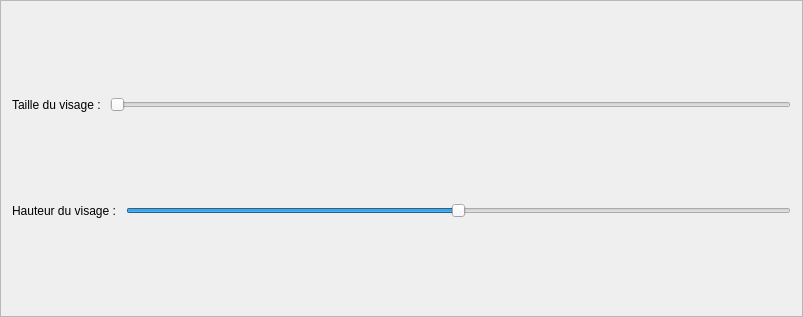
Old version of the form conceptionplanche.ui in the repository clement-roblot/generateur-de-photo-identite.
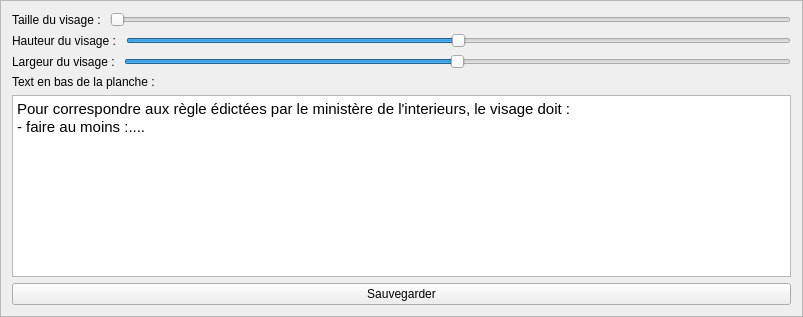
New version of the form.

Commit message: Avancement dans la conception de la fenetre de mise en page des plaquettes.

The edit to the form file:
```diff
--- a/conceptionplanche.ui
+++ b/conceptionplanche.ui
@@ -76,6 +76,56 @@
        </item>
       </layout>
      </item>
+     <item>
+      <layout class="QHBoxLayout" name="horizontalLayout_2">
+       <item>
+        <widget class="QLabel" name="label_3">
+         <property name="text">
+          <string>Largeur du visage : </string>
+         </property>
+        </widget>
+       </item>
+       <item>
+        <widget class="QSlider" name="largeurDuVisage">
+         <property name="minimum">
+          <number>-10</number>
+         </property>
+         <property name="maximum">
+          <number>10</number>
+         </property>
+         <property name="orientation">
+          <enum>Qt::Horizontal</enum>
+         </property>
+        </widget>
+       </item>
+      </layout>
+     </item>
+     <item>
+      <widget class="QLabel" name="label_4">
+       <property name="text">
+        <string>Text en bas de la planche : </string>
+       </property>
+      </widget>
+     </item>
+     <item>
+      <widget class="QTextEdit" name="textEnBas">
+       <property name="html">
+        <string>&lt;!DOCTYPE HTML PUBLIC &quot;-//W3C//DTD HTML 4.0//EN&quot; &quot;http://www.w3.org/TR/REC-html40/strict.dtd&quot;&gt;
+&lt;html&gt;&lt;head&gt;&lt;meta name=&quot;qrichtext&quot; content=&quot;1&quot; /&gt;&lt;style type=&quot;text/css&quot;&gt;
+p, li { white-space: pre-wrap; }
+&lt;/style&gt;&lt;/head&gt;&lt;body style=&quot; font-family:'Ubuntu'; font-size:11pt; font-weight:400; font-style:normal;&quot;&gt;
+&lt;p style=&quot; margin-top:0px; margin-bottom:0px; margin-left:0px; margin-right:0px; -qt-block-indent:0; text-indent:0px;&quot;&gt;Pour correspondre aux règle édictées par le ministère de l'interieurs, le visage doit :&lt;/p&gt;
+&lt;p style=&quot; margin-top:0px; margin-bottom:0px; margin-left:0px; margin-right:0px; -qt-block-indent:0; text-indent:0px;&quot;&gt;- faire au moins :....&lt;/p&gt;&lt;/body&gt;&lt;/html&gt;</string>
+       </property>
+      </widget>
+     </item>
+     <item>
+      <widget class="QPushButton" name="boutonSauvegarder">
+       <property name="text">
+        <string>Sauvegarder</string>
+       </property>
+      </widget>
+     </item>
     </layout>
    </item>
   </layout>
```
Left out of the diff: 2 changed lines with no effect on the pictures. The commit also changes 4 other files.
